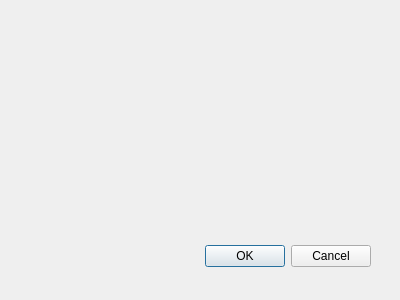
Above: signin.ui from Shuang777/tippi_demo before the change. Below: the same form after it.
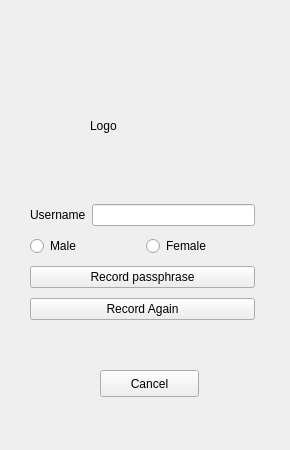
That is the form after the change.

```diff
--- a/signin.ui
+++ b/signin.ui
@@ -4,32 +4,112 @@
  <exportmacro/>
  <class>signin</class>
  <widget class="QDialog" name="signin">
+  <property name="enabled">
+   <bool>true</bool>
+  </property>
   <property name="geometry">
    <rect>
     <x>0</x>
     <y>0</y>
-    <width>400</width>
-    <height>300</height>
+    <width>290</width>
+    <height>450</height>
    </rect>
   </property>
   <property name="windowTitle">
    <string>Dialog</string>
   </property>
-  <widget class="QDialogButtonBox" name="buttonBox">
+  <widget class="QLabel" name="logo">
+   <property name="geometry">
+    <rect>
+     <x>90</x>
+     <y>70</y>
+     <width>111</width>
+     <height>111</height>
+    </rect>
+   </property>
+   <property name="text">
+    <string>Logo</string>
+   </property>
+  </widget>
+  <widget class="QPushButton" name="pushButton_3">
+   <property name="geometry">
+    <rect>
+     <x>100</x>
+     <y>370</y>
+     <width>99</width>
+     <height>27</height>
+    </rect>
+   </property>
+   <property name="focusPolicy">
+    <enum>Qt::NoFocus</enum>
+   </property>
+   <property name="text">
+    <string>Cancel</string>
+   </property>
+  </widget>
+  <widget class="QWidget" name="">
    <property name="geometry">
     <rect>
      <x>30</x>
-     <y>240</y>
-     <width>341</width>
-     <height>32</height>
+     <y>200</y>
+     <width>225</width>
+     <height>127</height>
     </rect>
    </property>
-   <property name="orientation">
-    <enum>Qt::Horizontal</enum>
-   </property>
-   <property name="standardButtons">
-    <set>QDialogButtonBox::Cancel|QDialogButtonBox::Ok</set>
-   </property>
+   <layout class="QVBoxLayout" name="verticalLayout">
+    <item>
+     <layout class="QHBoxLayout" name="horizontalLayout">
+      <item>
+       <widget class="QLabel" name="label">
+        <property name="text">
+         <string>Username</string>
+        </property>
+       </widget>
+      </item>
+      <item>
+       <widget class="QLineEdit" name="lineEdit"/>
+      </item>
+     </layout>
+    </item>
+    <item>
+     <layout class="QHBoxLayout" name="horizontalLayout_2">
+      <item>
+       <widget class="QRadioButton" name="radioButtonMale">
+        <property name="text">
+         <string>Male</string>
+        </property>
+       </widget>
+      </item>
+      <item>
+       <widget class="QRadioButton" name="radioButtonFemale">
+        <property name="text">
+         <string>Female</string>
+        </property>
+       </widget>
+      </item>
+     </layout>
+    </item>
+    <item>
+     <widget class="QPushButton" name="pushButton">
+      <property name="focusPolicy">
+       <enum>Qt::NoFocus</enum>
+      </property>
+      <property name="text">
+       <string>Record passphrase</string>
+      </property>
+     </widget>
+    </item>
+    <item>
+     <widget class="QPushButton" name="pushButton_2">
+      <property name="focusPolicy">
+       <enum>Qt::NoFocus</enum>
+      </property>
+      <property name="text">
+       <string>Record Again</string>
+      </property>
+     </widget>
+    </item>
+   </layout>
   </widget>
  </widget>
  <pixmapfunction/>
```
Left out of the diff: 57 changed lines with no effect on the pictures.
